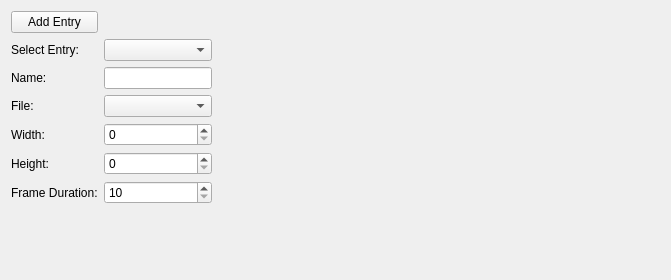
This is editor/scenes/tab_animation.ui in protoman/rockbot as Qt 5 draws it before an edit. The edited form follows.
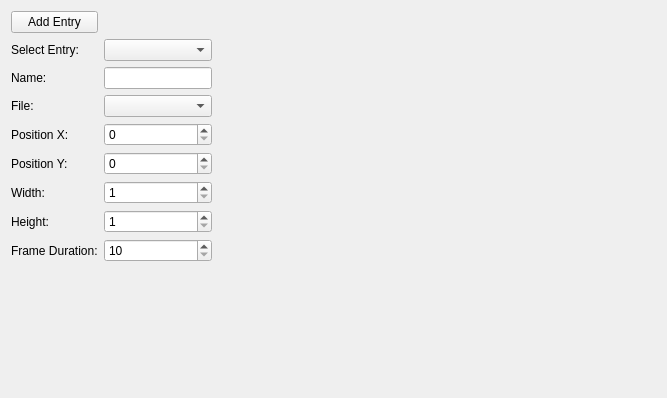
This is the edited form. Custom widgets are drawn as their Qt base class.

Commit message: - fixes for animation tab

Diff of the .ui file:
```diff
--- a/editor/scenes/tab_animation.ui
+++ b/editor/scenes/tab_animation.ui
@@ -6,8 +6,8 @@
    <rect>
     <x>0</x>
     <y>0</y>
-    <width>671</width>
-    <height>280</height>
+    <width>667</width>
+    <height>398</height>
    </rect>
   </property>
   <property name="windowTitle">
@@ -45,22 +45,48 @@
    </item>
    <item row="0" column="0">
     <layout class="QGridLayout" name="gridLayout">
+     <item row="4" column="0">
+      <widget class="QLabel" name="label_7">
+       <property name="text">
+        <string>Position X:</string>
+       </property>
+      </widget>
+     </item>
+     <item row="7" column="1">
+      <widget class="QSpinBox" name="height_spinBox">
+       <property name="minimum">
+        <number>1</number>
+       </property>
+       <property name="maximum">
+        <number>9999</number>
+       </property>
+      </widget>
+     </item>
+     <item row="8" column="0">
+      <widget class="QLabel" name="label_5">
+       <property name="text">
+        <string>Frame Duration:</string>
+       </property>
+      </widget>
+     </item>
+     <item row="3" column="1">
+      <widget class="QComboBox" name="filename_comboBox"/>
+     </item>
      <item row="1" column="1">
       <widget class="QComboBox" name="select_comboBox"/>
      </item>
-     <item row="1" column="0">
-      <widget class="QLabel" name="label">
-       <property name="text">
-        <string>Select Entry:</string>
+     <item row="9" column="1">
+      <spacer name="verticalSpacer_2">
+       <property name="orientation">
+        <enum>Qt::Vertical</enum>
        </property>
-      </widget>
-     </item>
-     <item row="0" column="0">
-      <widget class="QPushButton" name="add_pushButton">
-       <property name="text">
-        <string>Add Entry</string>
+       <property name="sizeHint" stdset="0">
+        <size>
+         <width>20</width>
+         <height>40</height>
+        </size>
        </property>
-      </widget>
+      </spacer>
      </item>
      <item row="2" column="0">
       <widget class="QLabel" name="label_2">
@@ -72,24 +98,28 @@
      <item row="2" column="1">
       <widget class="QLineEdit" name="name_lineEdit"/>
      </item>
-     <item row="5" column="0">
+     <item row="0" column="0">
+      <widget class="QPushButton" name="add_pushButton">
+       <property name="text">
+        <string>Add Entry</string>
+       </property>
+      </widget>
+     </item>
+     <item row="7" column="0">
       <widget class="QLabel" name="label_4">
        <property name="text">
         <string>Height:</string>
        </property>
       </widget>
      </item>
-     <item row="3" column="0">
-      <widget class="QLabel" name="label_6">
+     <item row="1" column="0">
+      <widget class="QLabel" name="label">
        <property name="text">
-        <string>File:</string>
+        <string>Select Entry:</string>
        </property>
       </widget>
      </item>
-     <item row="4" column="1">
-      <widget class="QSpinBox" name="width_spinBox"/>
-     </item>
-     <item row="6" column="1">
+     <item row="8" column="1">
       <widget class="QSpinBox" name="duration_spinBox">
        <property name="minimum">
         <number>10</number>
@@ -99,39 +129,51 @@
        </property>
       </widget>
      </item>
-     <item row="4" column="0">
+     <item row="3" column="0">
+      <widget class="QLabel" name="label_6">
+       <property name="text">
+        <string>File:</string>
+       </property>
+      </widget>
+     </item>
+     <item row="6" column="0">
       <widget class="QLabel" name="label_3">
        <property name="text">
         <string>Width:</string>
        </property>
       </widget>
      </item>
-     <item row="3" column="1">
-      <widget class="QComboBox" name="filename_comboBox"/>
+     <item row="6" column="1">
+      <widget class="QSpinBox" name="width_spinBox">
+       <property name="minimum">
+        <number>1</number>
+       </property>
+       <property name="maximum">
+        <number>9999</number>
+       </property>
+      </widget>
+     </item>
+     <item row="5" column="0">
+      <widget class="QLabel" name="label_8">
+       <property name="text">
+        <string>Position Y:</string>
+       </property>
+      </widget>
+     </item>
+     <item row="4" column="1">
+      <widget class="QSpinBox" name="spinBox">
+       <property name="maximum">
+        <number>999</number>
+       </property>
+      </widget>
      </item>
      <item row="5" column="1">
-      <widget class="QSpinBox" name="height_spinBox"/>
-     </item>
-     <item row="6" column="0">
-      <widget class="QLabel" name="label_5">
-       <property name="text">
-        <string>Frame Duration:</string>
+      <widget class="QSpinBox" name="spinBox_2">
+       <property name="maximum">
+        <number>999</number>
        </property>
       </widget>
      </item>
-     <item row="7" column="1">
-      <spacer name="verticalSpacer_2">
-       <property name="orientation">
-        <enum>Qt::Vertical</enum>
-       </property>
-       <property name="sizeHint" stdset="0">
-        <size>
-         <width>20</width>
-         <height>40</height>
-        </size>
-       </property>
-      </spacer>
-     </item>
     </layout>
    </item>
    <item row="0" column="2">
```
The commit also changes 4 other files.
